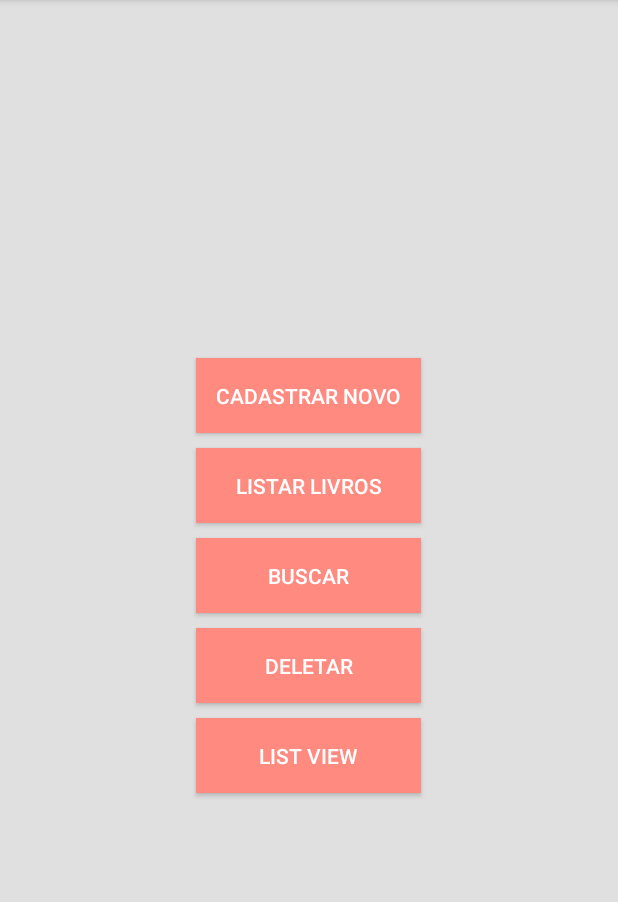
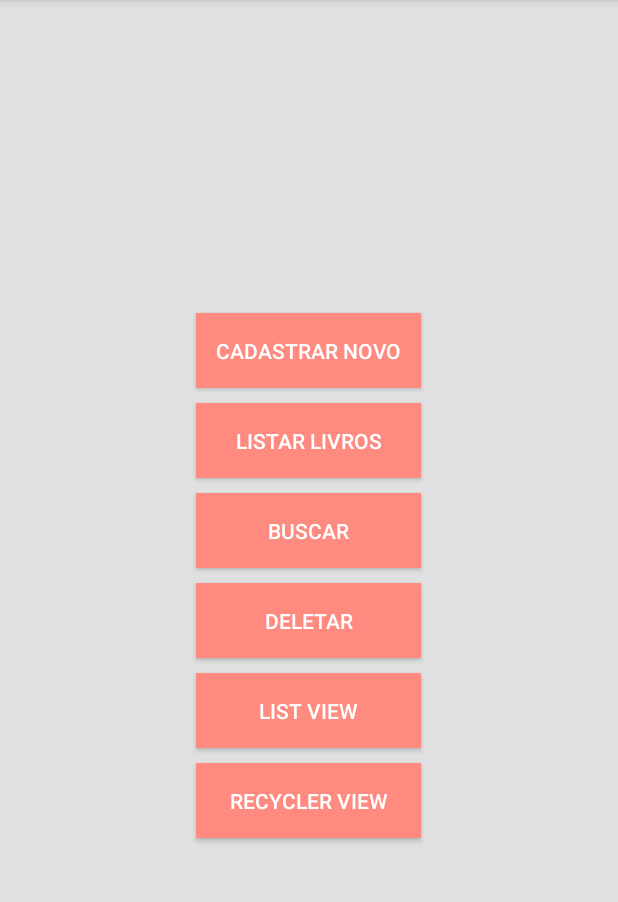
Before and after one commit to BiaChacon/MeusLivros, an Android app: the screen it shows after launch (MainActivity), on a phone screen of 412 x 824 dp, the part 84-986 px from its top. Run offline under Robolectric (Android 15) with nearby library versions, the phone set to English and light mode, and no system bars.

Commit message:
Recycler View.

```diff
--- a/app/build.gradle
+++ b/app/build.gradle
@@ -41,4 +41,5 @@ dependencies {
 
     kapt 'android.arch.persistence.room:compiler:2.2.0-rc01'
     implementation 'androidx.recyclerview:recyclerview:1.0.0'
+
 }
--- a/app/src/main/AndroidManifest.xml
+++ b/app/src/main/AndroidManifest.xml
@@ -9,8 +9,9 @@
         android:roundIcon="@mipmap/ic_launcher_round"
         android:supportsRtl="true"
         android:theme="@style/AppTheme">
-        <activity android:name=".ListViewActivity"></activity>
-        <activity android:name=".DeletarLivrosActivity"></activity>
+        <activity android:name=".RecyclerViewActivity"></activity>
+        <activity android:name=".ListViewActivity" />
+        <activity android:name=".DeletarLivrosActivity" />
         <activity android:name=".BuscarLivroActivity" />
         <activity android:name=".ListarLivrosActivity" />
         <activity android:name=".CadastrarLivrosActivity" />
--- a/app/src/main/java/com/biachacon/meuslivros/MainActivity.kt
+++ b/app/src/main/java/com/biachacon/meuslivros/MainActivity.kt
@@ -41,6 +41,10 @@ class MainActivity : AppCompatActivity() {
              startActivity(i)
          }
 
+         recyclerViewBt.setOnClickListener {
+             var i = Intent(this, RecyclerViewActivity::class.java)
+             startActivity(i)
+         }
     }
 
     override fun onActivityResult(requestCode: Int, resultCode: Int, data: Intent?) {
--- a/app/src/main/res/layout/activity_main.xml
+++ b/app/src/main/res/layout/activity_main.xml
@@ -53,4 +53,13 @@
         android:background="@color/colorPrimary"
         android:textColor="@color/branco"/>
 
+    <Button
+        android:id="@+id/recyclerViewBt"
+        android:layout_width="150dp"
+        android:layout_height="50dp"
+        android:layout_marginTop="10sp"
+        android:background="@color/colorPrimary"
+        android:text="@string/recycler_view"
+        android:textColor="@color/branco" />
+
 </LinearLayout>
--- a/app/src/main/res/layout/livro_layout.xml
+++ b/app/src/main/res/layout/livro_layout.xml
@@ -2,7 +2,7 @@
 <LinearLayout xmlns:android="http://schemas.android.com/apk/res/android"
     xmlns:app="http://schemas.android.com/apk/res-auto"
     android:layout_width="match_parent"
-    android:layout_height="match_parent">
+    android:layout_height="wrap_content">
 
 
     <ImageView
--- a/app/src/main/res/values/strings.xml
+++ b/app/src/main/res/values/strings.xml
@@ -17,4 +17,5 @@
     <string name="proximo">PRÓXIMO</string>
     <string name="anterior">ANTERIOR</string>
     <string name="list_view">List View</string>
+    <string name="recycler_view">RECYCLER VIEW</string>
 </resources>
```
Also changed, not shown: app/src/main/java/com/biachacon/meuslivros/RecyclerViewActivity.kt (added, +34 -0 lines), app/src/main/java/com/biachacon/meuslivros/model/LivroAdapterRV.kt (added, +31 -0 lines), app/src/main/java/com/biachacon/meuslivros/model/LivroViewHolderRV.kt (added, +21 -0 lines), app/src/main/res/layout/activity_recycler_view.xml (added, +14 -0 lines), 1 other file.
